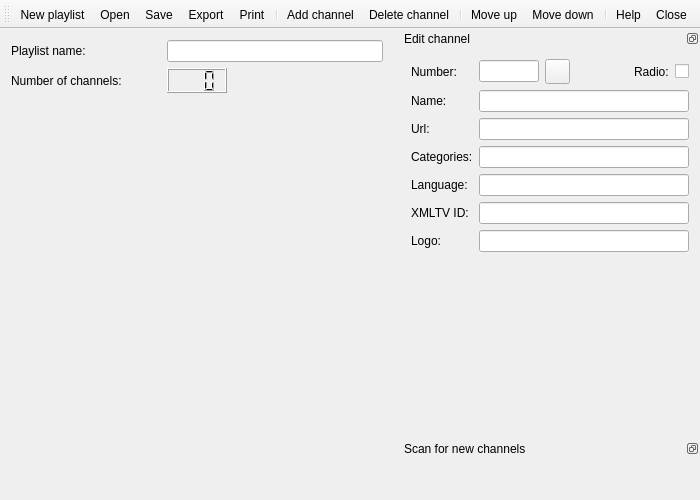
ntadej/tano, file src/ui/playlist/PlaylistEditor.ui: the form before one commit.
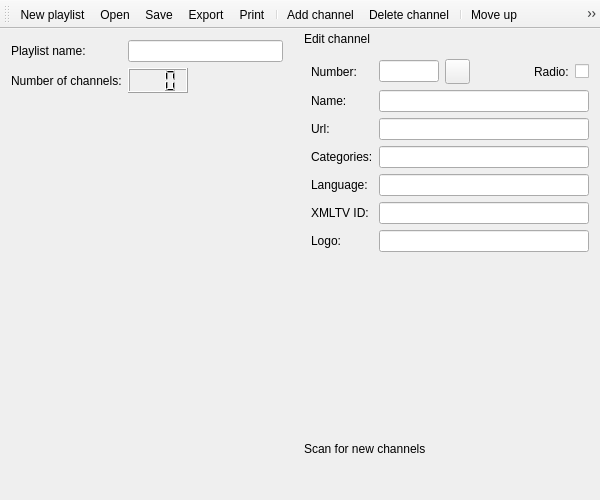
The form after the commit. Icons and pictures are not drawn. Custom widgets are drawn as their Qt base class.

The edit to the form file:
```diff
--- a/src/ui/playlist/PlaylistEditor.ui
+++ b/src/ui/playlist/PlaylistEditor.ui
@@ -6,7 +6,7 @@
    <rect>
     <x>0</x>
     <y>0</y>
-    <width>700</width>
+    <width>600</width>
     <height>500</height>
    </rect>
   </property>
@@ -121,7 +121,7 @@
      <normaloff>:/icons/24x24/edit.png</normaloff>:/icons/24x24/edit.png</iconset>
    </property>
    <property name="features">
-    <set>QDockWidget::DockWidgetFloatable|QDockWidget::DockWidgetMovable</set>
+    <set>QDockWidget::NoDockWidgetFeatures</set>
    </property>
    <property name="allowedAreas">
     <set>Qt::LeftDockWidgetArea|Qt::RightDockWidgetArea</set>
@@ -298,7 +298,7 @@
      <normaloff>:/icons/24x24/refresh.png</normaloff>:/icons/24x24/refresh.png</iconset>
    </property>
    <property name="features">
-    <set>QDockWidget::DockWidgetFloatable|QDockWidget::DockWidgetMovable</set>
+    <set>QDockWidget::NoDockWidgetFeatures</set>
    </property>
    <property name="allowedAreas">
     <set>Qt::LeftDockWidgetArea|Qt::RightDockWidgetArea</set>
```
